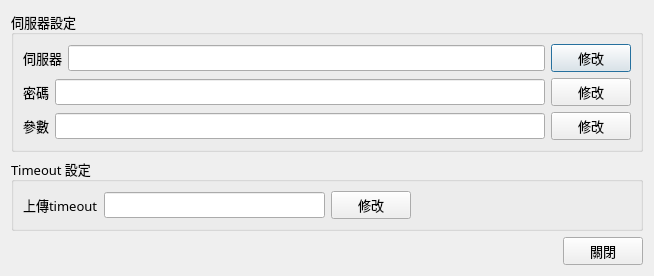
Above: settingform.ui from Joya-Chen/eyeT before the change. Below: the same form after it.
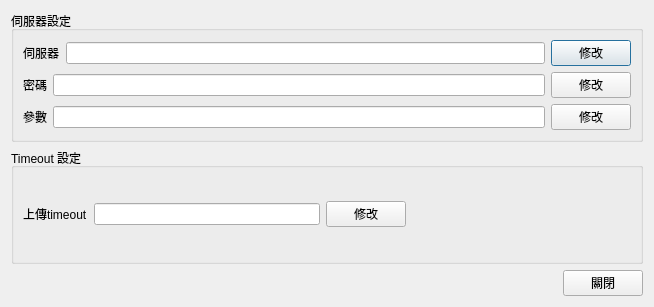
That is the form after the change.

The edit to the form file:
```diff
--- a/settingform.ui
+++ b/settingform.ui
@@ -10,13 +10,13 @@
     <x>0</x>
     <y>0</y>
     <width>654</width>
-    <height>270</height>
+    <height>307</height>
    </rect>
   </property>
   <property name="font">
    <font>
-    <family>微軟正黑體</family>
-    <pointsize>10</pointsize>
+    <family>Segoe UI</family>
+    <pointsize>9</pointsize>
    </font>
   </property>
   <property name="windowTitle">
@@ -25,6 +25,12 @@
   <layout class="QVBoxLayout" name="verticalLayout_3">
    <item>
     <widget class="QGroupBox" name="groupBox_2">
+     <property name="font">
+      <font>
+       <family>Microsoft JhengHei UI</family>
+       <pointsize>9</pointsize>
+      </font>
+     </property>
      <property name="title">
       <string>伺服器設定</string>
      </property>
@@ -33,6 +39,12 @@
        <layout class="QHBoxLayout" name="horizontalLayout">
         <item>
          <widget class="QLabel" name="label">
+          <property name="font">
+           <font>
+            <family>Microsoft JhengHei UI</family>
+            <pointsize>9</pointsize>
+           </font>
+          </property>
           <property name="text">
            <string>伺服器</string>
           </property>
@@ -40,6 +52,12 @@
         </item>
         <item>
          <widget class="QLineEdit" name="lineEdit_server">
+          <property name="font">
+           <font>
+            <family>Segoe UI</family>
+            <pointsize>9</pointsize>
+           </font>
+          </property>
           <property name="text">
            <string/>
           </property>
@@ -47,6 +65,12 @@
         </item>
         <item>
          <widget class="QPushButton" name="btn_editServerURL">
+          <property name="font">
+           <font>
+            <family>Microsoft JhengHei UI</family>
+            <pointsize>9</pointsize>
+           </font>
+          </property>
           <property name="text">
            <string>修改</string>
           </property>
@@ -58,6 +82,12 @@
        <layout class="QHBoxLayout" name="horizontalLayout_2">
         <item>
          <widget class="QLabel" name="label_2">
+          <property name="font">
+           <font>
+            <family>Microsoft JhengHei UI</family>
+            <pointsize>9</pointsize>
+           </font>
+          </property>
           <property name="text">
            <string>密碼</string>
           </property>
@@ -65,6 +95,12 @@
         </item>
         <item>
          <widget class="QLineEdit" name="lineEdit_pwd">
+          <property name="font">
+           <font>
+            <family>Segoe UI</family>
+            <pointsize>9</pointsize>
+           </font>
+          </property>
           <property name="text">
            <string/>
           </property>
@@ -75,6 +111,12 @@
         </item>
         <item>
          <widget class="QPushButton" name="btn_editPwd">
+          <property name="font">
+           <font>
+            <family>Microsoft JhengHei UI</family>
+            <pointsize>9</pointsize>
+           </font>
+          </property>
           <property name="text">
            <string>修改</string>
           </property>
@@ -86,6 +128,12 @@
        <layout class="QHBoxLayout" name="horizontalLayout_3">
         <item>
          <widget class="QLabel" name="label_3">
+          <property name="font">
+           <font>
+            <family>Microsoft JhengHei UI</family>
+            <pointsize>9</pointsize>
+           </font>
+          </property>
           <property name="text">
            <string>參數</string>
           </property>
@@ -93,6 +141,12 @@
         </item>
         <item>
          <widget class="QLineEdit" name="lineEdit_param">
+          <property name="font">
+           <font>
+            <family>Segoe UI</family>
+            <pointsize>9</pointsize>
+           </font>
+          </property>
           <property name="text">
            <string/>
           </property>
@@ -100,6 +154,12 @@
         </item>
         <item>
          <widget class="QPushButton" name="btn_editParam">
+          <property name="font">
+           <font>
+            <family>Microsoft JhengHei UI</family>
+            <pointsize>9</pointsize>
+           </font>
+          </property>
           <property name="text">
            <string>修改</string>
           </property>
@@ -112,6 +172,12 @@
    </item>
    <item>
     <widget class="QGroupBox" name="groupBox">
+     <property name="font">
+      <font>
+       <family>Microsoft JhengHei UI</family>
+       <pointsize>9</pointsize>
+      </font>
+     </property>
      <property name="title">
       <string>Timeout 設定</string>
      </property>
@@ -120,16 +186,35 @@
        <layout class="QHBoxLayout" name="horizontalLayout_4">
         <item>
          <widget class="QLabel" name="label_4">
+          <property name="font">
+           <font>
+            <family>Microsoft JhengHei UI</family>
+            <pointsize>9</pointsize>
+           </font>
+          </property>
           <property name="text">
            <string>上傳timeout</string>
           </property>
          </widget>
         </item>
         <item>
-         <widget class="QLineEdit" name="lineEdit_timeout"/>
+         <widget class="QLineEdit" name="lineEdit_timeout">
+          <property name="font">
+           <font>
+            <family>Segoe UI</family>
+            <pointsize>9</pointsize>
+           </font>
+          </property>
+         </widget>
         </item>
         <item>
          <widget class="QPushButton" name="btn_editTimeout">
+          <property name="font">
+           <font>
+            <family>Microsoft JhengHei UI</family>
+            <pointsize>9</pointsize>
+           </font>
+          </property>
           <property name="text">
            <string>修改</string>
           </property>
@@ -137,6 +222,12 @@
         </item>
         <item>
          <spacer name="horizontalSpacer_2">
+          <property name="font">
+           <font>
+            <family>Microsoft JhengHei UI</family>
+            <pointsize>9</pointsize>
+           </font>
+          </property>
           <property name="orientation">
            <enum>Qt::Horizontal</enum>
           </property>
@@ -157,6 +248,12 @@
     <layout class="QHBoxLayout" name="horizontalLayout_5">
      <item>
       <spacer name="horizontalSpacer">
+       <property name="font">
+        <font>
+         <family>Microsoft JhengHei UI</family>
+         <pointsize>9</pointsize>
+        </font>
+       </property>
        <property name="orientation">
         <enum>Qt::Horizontal</enum>
        </property>
@@ -170,6 +267,12 @@
      </item>
      <item>
       <widget class="QPushButton" name="btn_closeSet">
+       <property name="font">
+        <font>
+         <family>Microsoft JhengHei UI</family>
+         <pointsize>9</pointsize>
+        </font>
+       </property>
        <property name="text">
         <string>關閉</string>
        </property>
```
